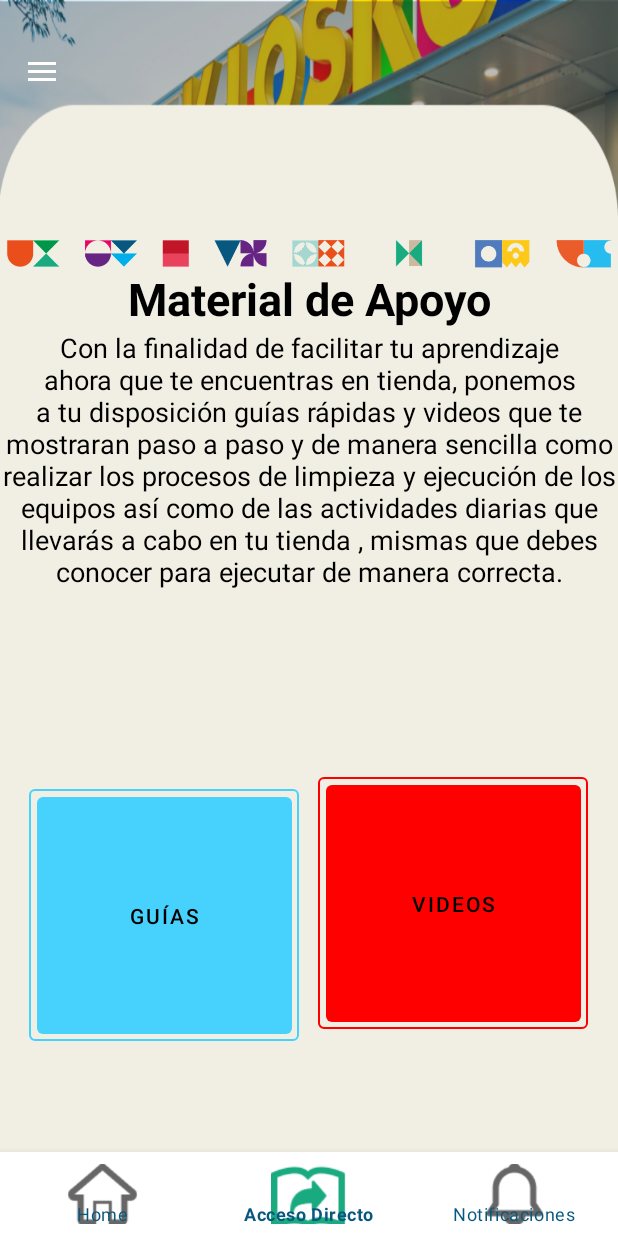
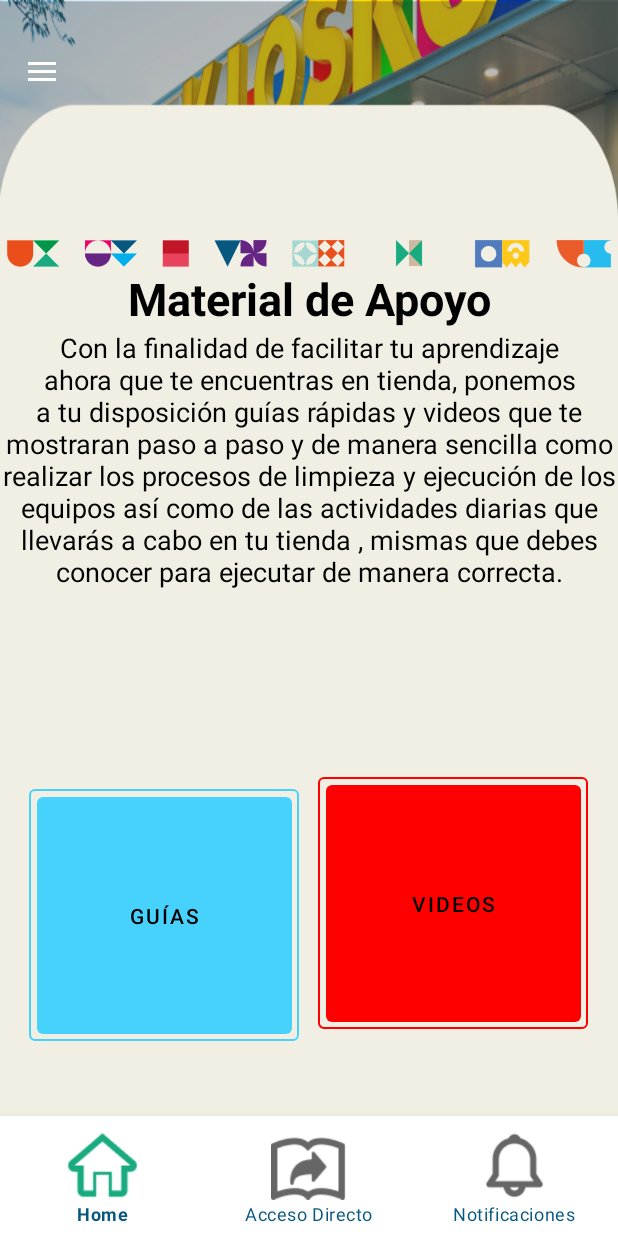
Before and after one commit to colimasoft2021/kiosko-app, an Android app: the accesoDirectoFragment screen opened through its navigation route, on a phone screen of 412 x 824 dp. Run offline under Robolectric (Android 15) with nearby library versions, the phone set to English and light mode, and no system bars; our stand-ins replace navigation-ui; network calls fail; pictures from the network do not load; 5 statements that could not run were skipped.

Commit message:
corregir menu y mensajes login

```diff
--- a/app/src/main/java/com/example/kiosko_model/Home.kt
+++ b/app/src/main/java/com/example/kiosko_model/Home.kt
@@ -23,6 +23,7 @@ import androidx.core.app.NotificationManagerCompat
 import androidx.drawerlayout.widget.DrawerLayout
 import androidx.lifecycle.ViewModelProvider
 import androidx.navigation.NavDeepLinkBuilder
+import androidx.navigation.Navigation
 import androidx.navigation.findNavController
 import androidx.navigation.ui.setupWithNavController
 import com.example.kiosko_model.PopUps.Popup1
@@ -102,7 +103,28 @@ class Home : AppCompatActivity() {
 
         val navBar = binding.navigationBotommm
         //control de navegación ligado a los fragments
-        navBar.setupWithNavController(navController)
+        //navBar.setupWithNavController(navController)
+        /*
+        navBar.setOnItemSelectedListener () {
+            when(it.itemId){
+                R.id.inicioFragment -> {
+                    val intent = Intent(this, Home::class.java)
+                    startActivity(intent)
+                    Toast.makeText(this, "Home", Toast.LENGTH_SHORT).show()
+                    true
+                }
+
+                R.id.accesoDirectoFragment -> {
+                    findNavController(R.id.nav_host_fragment_content_home).navigate(R.id.accesoDirectoFragment)
+                    Toast.makeText(this, "Accesos directos", Toast.LENGTH_SHORT).show()
+                    true
+                }
+
+                else -> {
+                    true
+                }
+            }
+        }*/
 
         val toolbar: Toolbar = binding.toolbar
         setSupportActionBar(toolbar)
--- a/app/src/main/java/com/example/kiosko_model/MainActivity.kt
+++ b/app/src/main/java/com/example/kiosko_model/MainActivity.kt
@@ -1,5 +1,6 @@
 package com.example.kiosko_model
 
+import android.app.Activity
 import android.content.Context
 import android.os.Bundle
 import androidx.appcompat.app.AppCompatActivity
@@ -18,6 +19,7 @@ import androidx.core.view.WindowInsetsCompat
 import androidx.core.view.updatePadding
 import androidx.fragment.app.FragmentManager
 import androidx.fragment.app.FragmentTransaction
+import com.example.kiosko_model.PopUps.LoadingDialog
 import com.example.kiosko_model.databinding.ActivityMainBinding
 import com.example.kiosko_model.models.primerVezVM
 
--- a/app/src/main/res/layout/activity_home.xml
+++ b/app/src/main/res/layout/activity_home.xml
@@ -7,7 +7,11 @@
     android:layout_width="match_parent"
     android:layout_height="match_parent"
     app:layout_behavior="@string/appbar_scrolling_view_behavior"
-    tools:context=".Home">
+    tools:context=".Home"
+    android:fitsSystemWindows="false"
+    >
+
+    <include layout="@layout/content_home" />
 
     <com.google.android.material.appbar.MaterialToolbar
         android:id="@+id/toolbar"
@@ -19,40 +23,26 @@
         android:fitsSystemWindows="false"
         app:navigationIcon="@drawable/ic_menu" />
 
+
     <com.google.android.material.bottomnavigation.BottomNavigationView
         android:id="@+id/navigationBotommm"
-        style="@style/AppTheme.BottonNav"
         android:layout_width="match_parent"
-        android:layout_height="wrap_content"
-        android:layout_marginTop="15dp"
+        android:layout_height="80dp"
         android:layout_gravity="bottom"
         app:itemTextColor="#07577F"
         app:itemIconSize="50dp"
-        app:menu="@menu/nav_menu"/>
-
+        app:menu="@menu/nav_menu"
+        android:fitsSystemWindows="false"
+        />
 
 
     <androidx.drawerlayout.widget.DrawerLayout
         android:id="@+id/drawer_layout"
         android:layout_width="match_parent"
         android:layout_height="match_parent"
-        android:fitsSystemWindows="true"
+        android:fitsSystemWindows="false"
         tools:openDrawer="start">
 
-        <fragment
-            android:id="@+id/nav_host_fragment_content_home"
-            android:name="androidx.navigation.fragment.NavHostFragment"
-            android:layout_width="0dp"
-            android:layout_height="0dp"
-            app:defaultNavHost="true"
-            app:layout_constraintBottom_toBottomOf="parent"
-            app:layout_constraintHorizontal_bias="0.0"
-            app:layout_constraintLeft_toLeftOf="parent"
-            app:layout_constraintRight_toRightOf="parent"
-            app:layout_constraintTop_toTopOf="parent"
-            app:layout_constraintVertical_bias="1.0"
-            app:navGraph="@navigation/nav_home"
-            tools:layout="@layout/inicio" />
 
 
 
@@ -63,7 +53,7 @@
             android:layout_gravity="start"
             android:background="@color/backgroundGray"
             android:layout_marginLeft="15dp"
-            android:fitsSystemWindows="true"
+            android:fitsSystemWindows="false"
             android:layout_marginBottom="65dp"
             app:headerLayout="@layout/nav_header"
             app:menu="@menu/drawable_slide_menu">
@@ -75,4 +65,6 @@
     </androidx.drawerlayout.widget.DrawerLayout>
 
 
+
+
 </androidx.coordinatorlayout.widget.CoordinatorLayout>
--- a/app/src/main/res/layout/login.xml
+++ b/app/src/main/res/layout/login.xml
@@ -69,7 +69,7 @@
     </com.google.android.material.textfield.TextInputLayout>
 
         <Button
-            android:id="@+id/button_second"
+            android:id="@+id/buttonSecond"
             android:layout_width="wrap_content"
             android:layout_height="wrap_content"
             android:text="@string/iniciar_sesi_n"
@@ -81,6 +81,7 @@
             app:layout_constraintTop_toBottomOf="@id/contrasena"
             app:layout_constraintEnd_toEndOf="parent"
             app:layout_constraintStart_toStartOf="parent"
+            android:clickable = "true"
             tools:ignore="TextContrastCheck" />
 
 
--- a/app/src/main/res/values/styles.xml
+++ b/app/src/main/res/values/styles.xml
@@ -46,7 +46,7 @@
         <item name="rippleColor">@color/transparent</item>
 
     </style>
-    <style name="AppTheme.BottonNav" parent="Widget.Design.BottomNavigationView">
+    <style name="AppTheme.BottonNav">
         <item name="android:textSize">50sp</item>
         <item name="android:textColor">#07577F</item>
         <item name="android:textAllCaps">false</item>
```
Also changed, not shown: app/src/main/java/com/example/kiosko_model/PopUps/LoadingDialog.kt (added, +47 -0 lines), app/src/main/java/com/example/kiosko_model/fragments/Login.kt (+28 -23 lines), app/src/main/java/com/example/kiosko_model/models/LoginUiState.kt (added, +10 -0 lines), app/src/main/java/com/example/kiosko_model/models/LoginViewModel.kt (+9 -1 lines), app/src/main/res/layout/loading_dialog.xml (added, +31 -0 lines).
